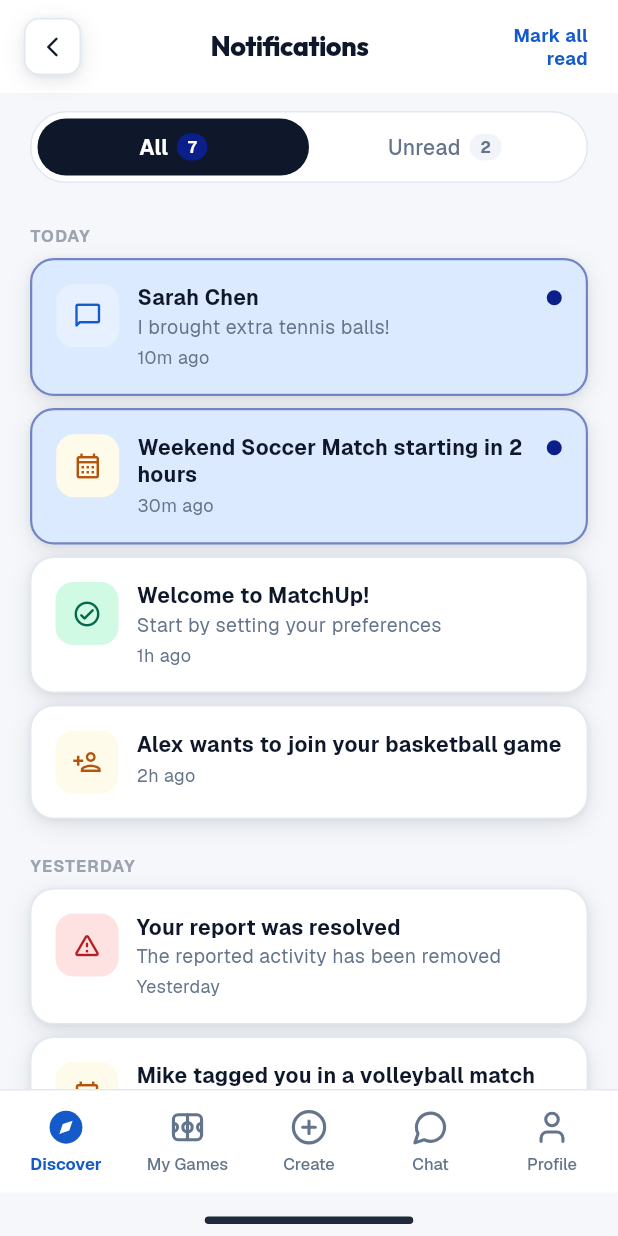
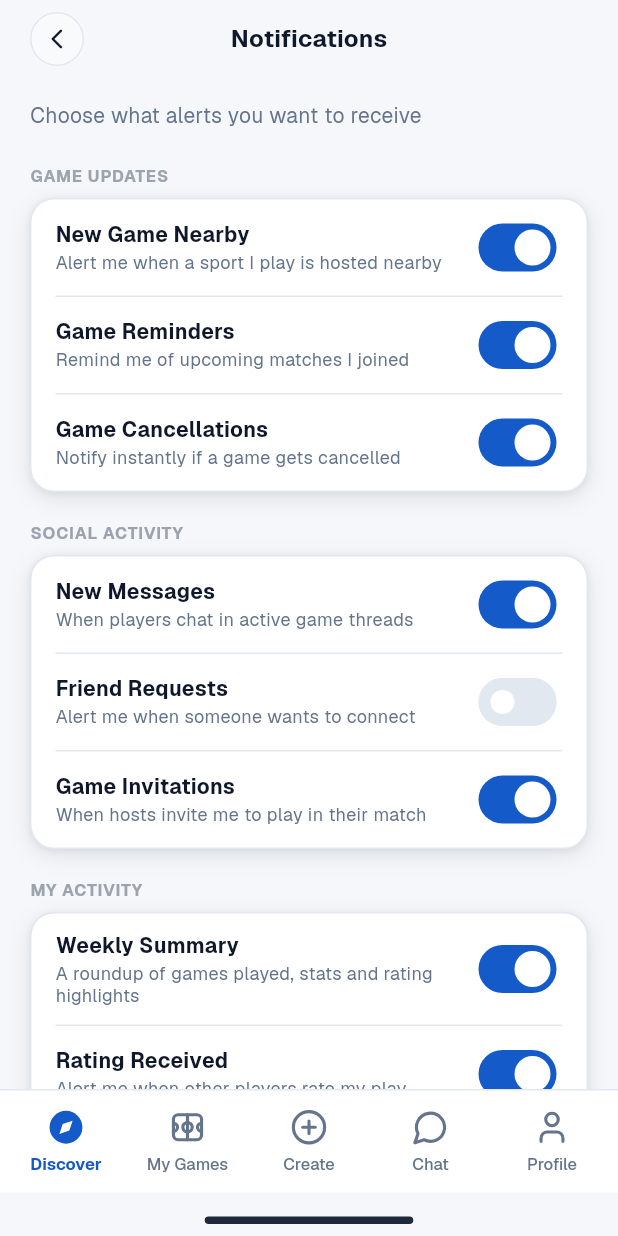
Before and after one commit to imamnurhidayat77/matchup-hosting, a Flutter app: the ProfileScreen screen opened by its route, scrolled down 165 dp, after a tap on "Notification Settings", on a phone screen of 412 x 824 dp. Run offline on Flutter 3.47's test engine with Material 3 defaults, Android fonts, the phone set to English and light mode, and no system bars; our stand-ins replace dio, flutter_dotenv, flutter_riverpod, flutter_secure_storage, flutter_svg, geolocator and 5 more; missing offline and left inert: device_calendar; accounts and stored records are empty; project files that could hold a hidden picture were left out.

Commit message:
add notification setting screen

```diff
--- a/apps/mobile/lib/app/router.dart
+++ b/apps/mobile/lib/app/router.dart
@@ -31,6 +31,7 @@ import '../features/preferences/presentation/get_to_know_2_screen.dart';
 import '../features/preferences/presentation/get_to_know_3_screen.dart';
 import '../features/preferences/presentation/preferences_screen.dart';
 import '../features/notifications/presentation/notifications_screen.dart';
+import '../features/notifications/presentation/notification_settings_screen.dart';
 import '../features/profile/presentation/profile_screen.dart';
 import '../features/profile/presentation/edit_profile_screen.dart';
 import '../features/profile/presentation/player_profile_screen.dart';
@@ -253,6 +254,11 @@ GoRouter buildRouter(Ref ref) {
                 appPage(state, const NotificationsScreen()),
           ),
           GoRoute(
+            path: '/notification-settings',
+            pageBuilder: (_, state) =>
+                appPage(state, const NotificationSettingsScreen()),
+          ),
+          GoRoute(
             path: '/activity/:id/participants',
             pageBuilder: (_, state) {
               final id = state.pathParameters['id'] ?? '1';
--- /dev/null
+++ b/apps/mobile/lib/features/notifications/presentation/notification_settings_screen.dart
@@ -0,0 +1,306 @@
+import 'package:flutter/material.dart';
+import 'package:flutter_riverpod/flutter_riverpod.dart';
+import 'package:shared_preferences/shared_preferences.dart';
+
+import '../../../core/theme/app_spacing.dart';
+import '../../../core/theme/app_typography.dart';
+import '../../../core/theme/dark_colors.dart';
+import '../../../core/widgets/app_scaffold.dart';
+
+// ─── Provider ─────────────────────────────────────────────────────────────────
+
+/// Persists each toggle as `notif_<key>` in SharedPreferences.
+/// Default values mirror the mock (most on, a few off).
+final _notifSettingsProvider =
+    StateNotifierProvider<_NotifSettingsNotifier, Map<String, bool>>((ref) {
+  return _NotifSettingsNotifier();
+});
+
+class _NotifSettingsNotifier extends StateNotifier<Map<String, bool>> {
+  _NotifSettingsNotifier()
+      : super(_defaults) {
+    _load();
+  }
+
+  static const _defaults = <String, bool>{
+    'new_game_nearby': true,
+    'game_reminders': true,
+    'game_cancellations': true,
+    'new_messages': true,
+    'friend_requests': false,
+    'game_invitations': true,
+    'weekly_summary': true,
+    'rating_received': true,
+    'milestone_achievements': false,
+    'promotions': false,
+    'app_updates': true,
+  };
+
+  Future<void> _load() async {
+    final prefs = await SharedPreferences.getInstance();
+    final loaded = Map<String, bool>.from(_defaults);
+    for (final key in _defaults.keys) {
+      final stored = prefs.getBool('notif_$key');
+      if (stored != null) loaded[key] = stored;
+    }
+    state = loaded;
+  }
+
+  Future<void> toggle(String key) async {
+    final next = !( state[key] ?? false);
+    state = {...state, key: next};
+    final prefs = await SharedPreferences.getInstance();
+    await prefs.setBool('notif_$key', next);
+  }
+}
+
+// ─── Screen ───────────────────────────────────────────────────────────────────
+
+class NotificationSettingsScreen extends ConsumerWidget {
+  const NotificationSettingsScreen({super.key});
+
+  @override
+  Widget build(BuildContext context, WidgetRef ref) {
+    final settings = ref.watch(_notifSettingsProvider);
+    final notifier = ref.read(_notifSettingsProvider.notifier);
+
+    return AppScaffold.detail(
+      title: 'Notifications',
+      showHomeIndicator: false,
+      body: ListView(
+        padding: const EdgeInsets.fromLTRB(
+          AppSpacing.x5,
+          AppSpacing.x4,
+          AppSpacing.x5,
+          AppSpacing.x8,
+        ),
+        children: [
+          Text(
+            'Choose what alerts you want to receive',
+            style: AppTypography.bodyMedium(context).copyWith(
+              color: context.colors.textSecondary,
+            ),
+          ),
+          const SizedBox(height: AppSpacing.x6),
+
+          _Section(
+            label: 'GAME UPDATES',
+            children: [
+              _ToggleRow(
+                title: 'New Game Nearby',
+                subtitle: 'Alert me when a sport I play is hosted nearby',
+                value: settings['new_game_nearby'] ?? true,
+                onChanged: () => notifier.toggle('new_game_nearby'),
+              ),
+              _ToggleRow(
+                title: 'Game Reminders',
+                subtitle: 'Remind me of upcoming matches I joined',
+                value: settings['game_reminders'] ?? true,
+                onChanged: () => notifier.toggle('game_reminders'),
+              ),
+              _ToggleRow(
+                title: 'Game Cancellations',
+                subtitle: 'Notify instantly if a game gets cancelled',
+                value: settings['game_cancellations'] ?? true,
+                onChanged: () => notifier.toggle('game_cancellations'),
+                last: true,
+              ),
+            ],
+          ),
+          const SizedBox(height: AppSpacing.x5),
+
+          _Section(
+            label: 'SOCIAL ACTIVITY',
+            children: [
+              _ToggleRow(
+                title: 'New Messages',
+                subtitle: 'When players chat in active game threads',
+                value: settings['new_messages'] ?? true,
+                onChanged: () => notifier.toggle('new_messages'),
+              ),
+              _ToggleRow(
+                title: 'Friend Requests',
+                subtitle: 'Alert me when someone wants to connect',
+                value: settings['friend_requests'] ?? false,
+                onChanged: () => notifier.toggle('friend_requests'),
+              ),
+              _ToggleRow(
+                title: 'Game Invitations',
+                subtitle: 'When hosts invite me to play in their match',
+                value: settings['game_invitations'] ?? true,
+                onChanged: () => notifier.toggle('game_invitations'),
+                last: true,
+              ),
+            ],
+          ),
+          const SizedBox(height: AppSpacing.x5),
+
+          _Section(
+            label: 'MY ACTIVITY',
+            children: [
+              _ToggleRow(
+                title: 'Weekly Summary',
+                subtitle:
+                    'A roundup of games played, stats and rating highlights',
+                value: settings['weekly_summary'] ?? true,
+                onChanged: () => notifier.toggle('weekly_summary'),
+              ),
+              _ToggleRow(
+                title: 'Rating Received',
+                subtitle: 'Alert me when other players rate my play',
+                value: settings['rating_received'] ?? true,
+                onChanged: () => notifier.toggle('rating_received'),
+              ),
+              _ToggleRow(
+                title: 'Milestone Achievements',
+                subtitle: 'Get notified when unlocking medals & streaks',
+                value: settings['milestone_achievements'] ?? false,
+                onChanged: () => notifier.toggle('milestone_achievements'),
+                last: true,
+              ),
+            ],
+          ),
+          const SizedBox(height: AppSpacing.x5),
+
+          _Section(
+            label: 'PRODUCT & NEWS',
+            children: [
+              _ToggleRow(
+                title: 'Promotions & Offers',
+                subtitle:
+                    'Special offers, partnership events, and gear discounts',
+                value: settings['promotions'] ?? false,
+                onChanged: () => notifier.toggle('promotions'),
+              ),
+              _ToggleRow(
+                title: 'App Updates',
+                subtitle:
+                    'Be the first to know about new sports and feature additions',
+                value: settings['app_updates'] ?? true,
+                onChanged: () => notifier.toggle('app_updates'),
+                last: true,
+              ),
+            ],
+          ),
+        ],
+      ),
+    );
+  }
+}
+
+// ─── Section ──────────────────────────────────────────────────────────────────
+
+class _Section extends StatelessWidget {
+  const _Section({required this.label, required this.children});
+  final String label;
+  final List<Widget> children;
+
+  @override
+  Widget build(BuildContext context) {
+    return Column(
+      crossAxisAlignment: CrossAxisAlignment.start,
+      children: [
+        Text(
+          label,
+          style: AppTypography.metaSub(context).copyWith(
+            fontWeight: FontWeight.w700,
+            letterSpacing: 0.6,
+            fontSize: 11,
+            color: context.colors.textTertiary,
+          ),
+        ),
+        const SizedBox(height: AppSpacing.x2),
+        Container(
+          decoration: BoxDecoration(
+            color: context.colors.surface,
+            borderRadius: BorderRadius.circular(AppRadius.card),
+            border: Border.all(color: context.colors.border),
+            boxShadow: AppShadows.card,
+          ),
+          child: Column(children: children),
+        ),
+      ],
+    );
+  }
+}
+
+// ─── Toggle row ───────────────────────────────────────────────────────────────
+
+class _ToggleRow extends StatelessWidget {
+  const _ToggleRow({
+    required this.title,
+    required this.subtitle,
+    required this.value,
+    required this.onChanged,
+    this.last = false,
+  });
+  final String title;
+  final String subtitle;
+  final bool value;
+  final VoidCallback onChanged;
+  final bool last;
+
+  @override
+  Widget build(BuildContext context) {
+    return Column(
+      children: [
+        Semantics(
+          label: '$title: ${value ? 'enabled' : 'disabled'}',
+          toggled: value,
+          child: InkWell(
+            onTap: onChanged,
+            borderRadius: last
+                ? const BorderRadius.only(
+                    bottomLeft: Radius.circular(AppRadius.card),
+                    bottomRight: Radius.circular(AppRadius.card),
+                  )
+                : null,
+            child: Padding(
+              padding: const EdgeInsets.symmetric(
+                horizontal: AppSpacing.x4,
+                vertical: AppSpacing.x3,
+              ),
+              child: Row(
+                children: [
+                  Expanded(
+                    child: Column(
+                      crossAxisAlignment: CrossAxisAlignment.start,
+                      children: [
+                        Text(
+                          title,
+                          style: AppTypography.labelField(context),
+                        ),
+                        const SizedBox(height: 2),
+                        Text(
+                          subtitle,
+                          style: AppTypography.metaSub(context),
+                        ),
+                      ],
+                    ),
+                  ),
+                  const SizedBox(width: AppSpacing.x3),
+                  Switch.adaptive(
+                    value: value,
+                    onChanged: (_) => onChanged(),
+                    activeThumbColor: Colors.white,
+                    activeTrackColor: context.colors.primaryOnSurface,
+                    inactiveThumbColor: Colors.white,
+                    inactiveTrackColor: context.colors.border,
+                    materialTapTargetSize: MaterialTapTargetSize.shrinkWrap,
+                  ),
+                ],
+              ),
+            ),
+          ),
+        ),
+        if (!last)
+          Divider(
+            height: 1,
+            color: context.colors.border,
+            indent: AppSpacing.x4,
+            endIndent: AppSpacing.x4,
+          ),
+      ],
+    );
+  }
+}
--- a/apps/mobile/lib/features/profile/presentation/profile_screen.dart
+++ b/apps/mobile/lib/features/profile/presentation/profile_screen.dart
@@ -509,7 +509,7 @@ class _OptionsCard extends ConsumerWidget {
           _OptionRow(
             icon: Icons.notifications_none_rounded,
             label: 'Notification Settings',
-            onTap: () => context.push('/notifications'),
+            onTap: () => context.push('/notification-settings'),
           ),
           _Divider(),
           _OptionRow(
```
Also changed, not shown: 1 other file.
